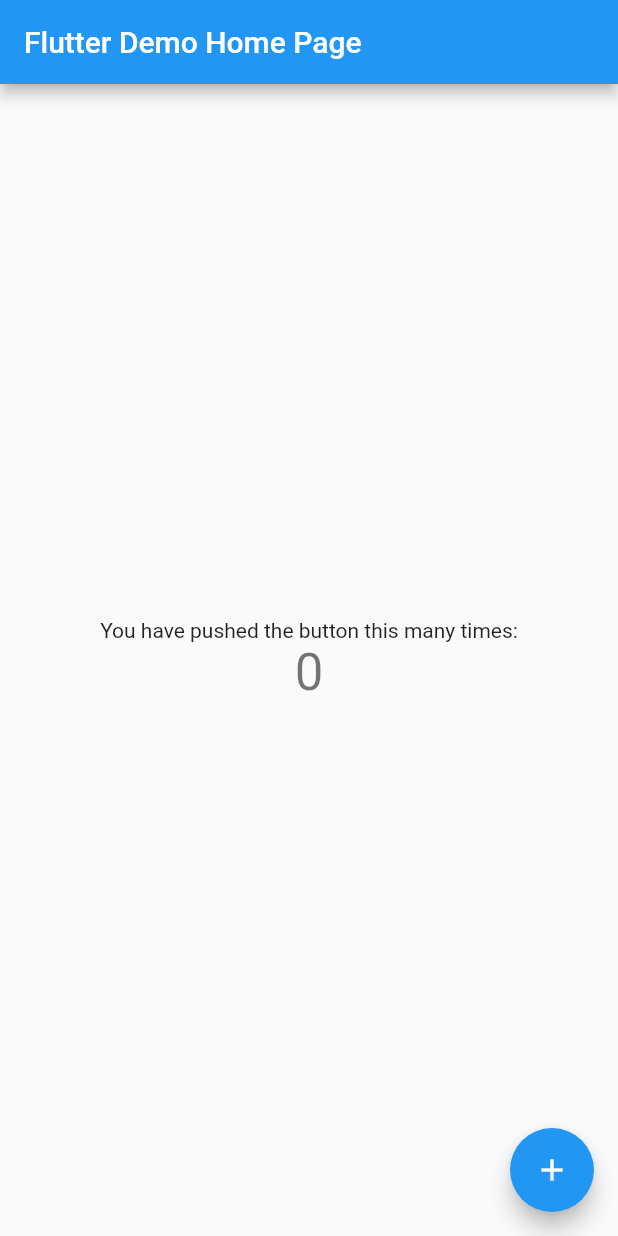
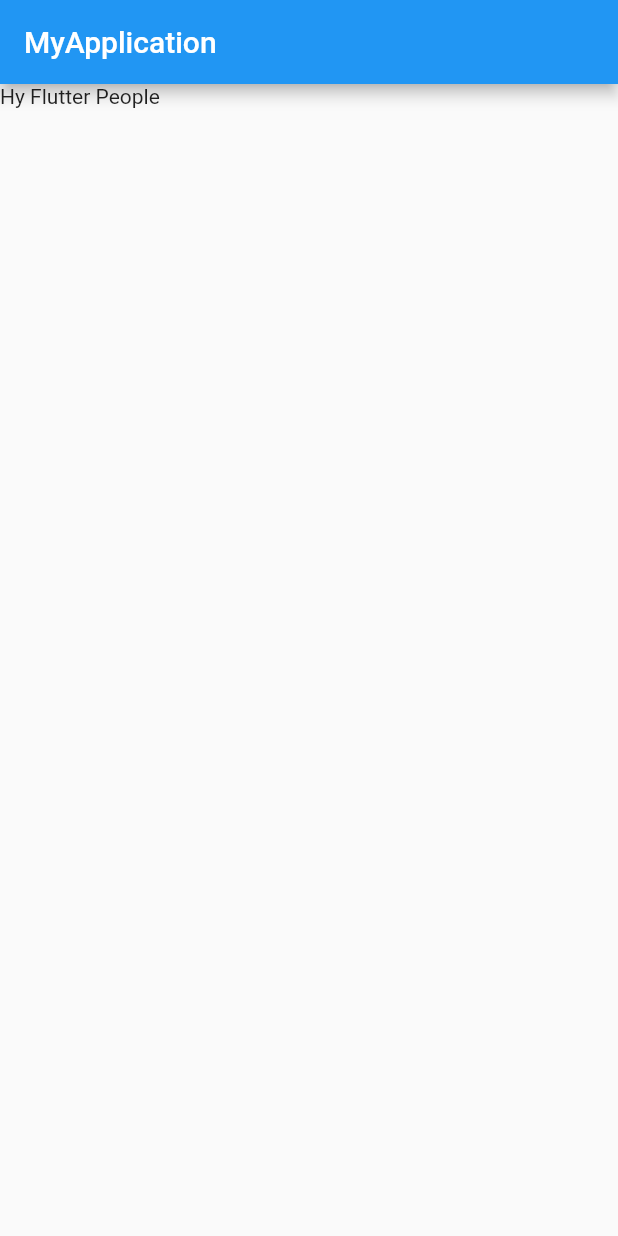
Before and after one commit to Sahil2234/Flutterproject2, a Flutter app: the screen it shows after launch, on a phone screen of 412 x 824 dp. Run offline on Flutter 3.47's test engine with Material 2 defaults, Android fonts, the phone set to English and light mode, and no system bars.

Commit message:
just started

```diff
--- a/lib/main.dart
+++ b/lib/main.dart
@@ -1,115 +1,22 @@
 import 'package:flutter/material.dart';
+import 'package:flutter/widgets.dart';
 
 void main() {
-  runApp(const MyApp());
+  runApp(MaterialApp(
+    home: HomePage(),
+  ));
 }
 
-class MyApp extends StatelessWidget {
-  const MyApp({Key? key}) : super(key: key);
-
-  // This widget is the root of your application.
+class HomePage extends StatelessWidget {
   @override
   Widget build(BuildContext context) {
-    return MaterialApp(
-      title: 'Flutter Demo',
-      theme: ThemeData(
-        // This is the theme of your application.
-        //
-        // Try running your application with "flutter run". You'll see the
-        // application has a blue toolbar. Then, without quitting the app, try
-        // changing the primarySwatch below to Colors.green and then invoke
-        // "hot reload" (press "r" in the console where you ran "flutter run",
-        // or simply save your changes to "hot reload" in a Flutter IDE).
-        // Notice that the counter didn't reset back to zero; the application
-        // is not restarted.
-        primarySwatch: Colors.blue,
+    return Scaffold(
+      appBar: AppBar(
+        title: Text("MyApplication"),
       ),
-      home: const MyHomePage(title: 'Flutter Demo Home Page'),
+      body: Container(
+        child: Text("Hy Flutter People"),
+      ),
     );
   }
 }
-
-class MyHomePage extends StatefulWidget {
-  const MyHomePage({Key? key, required this.title}) : super(key: key);
-
-  // This widget is the home page of your application. It is stateful, meaning
-  // that it has a State object (defined below) that contains fields that affect
-  // how it looks.
-
-  // This class is the configuration for the state. It holds the values (in this
-  // case the title) provided by the parent (in this case the App widget) and
-  // used by the build method of the State. Fields in a Widget subclass are
-  // always marked "final".
-
-  final String title;
-
-  @override
-  State<MyHomePage> createState() => _MyHomePageState();
-}
-
-class _MyHomePageState extends State<MyHomePage> {
-  int _counter = 0;
-
-  void _incrementCounter() {
-    setState(() {
-      // This call to setState tells the Flutter framework that something has
-      // changed in this State, which causes it to rerun the build method below
-      // so that the display can reflect the updated values. If we changed
-      // _counter without calling setState(), then the build method would not be
-      // called again, and so nothing would appear to happen.
-      _counter++;
-    });
-  }
-
-  @override
-  Widget build(BuildContext context) {
-    // This method is rerun every time setState is called, for instance as done
-    // by the _incrementCounter method above.
-    //
-    // The Flutter framework has been optimized to make rerunning build methods
-    // fast, so that you can just rebuild anything that needs updating rather
-    // than having to individually change instances of widgets.
-    return Scaffold(
-      appBar: AppBar(
-        // Here we take the value from the MyHomePage object that was created by
-        // the App.build method, and use it to set our appbar title.
-        title: Text(widget.title),
-      ),
-      body: Center(
-        // Center is a layout widget. It takes a single child and positions it
-        // in the middle of the parent.
-        child: Column(
-          // Column is also a layout widget. It takes a list of children and
-          // arranges them vertically. By default, it sizes itself to fit its
-          // children horizontally, and tries to be as tall as its parent.
-          //
-          // Invoke "debug painting" (press "p" in the console, choose the
-          // "Toggle Debug Paint" action from the Flutter Inspector in Android
-          // Studio, or the "Toggle Debug Paint" command in Visual Studio Code)
-          // to see the wireframe for each widget.
-          //
-          // Column has various properties to control how it sizes itself and
-          // how it positions its children. Here we use mainAxisAlignment to
-          // center the children vertically; the main axis here is the vertical
-          // axis because Columns are vertical (the cross axis would be
-          // horizontal).
-          mainAxisAlignment: MainAxisAlignment.center,
-          children: <Widget>[
-            const Text(
-              'You have pushed the button this many times:',
-            ),
-            Text(
-              '$_counter',
-              style: Theme.of(context).textTheme.headline4,
-            ),
-          ],
-        ),
-      ),
-      floatingActionButton: FloatingActionButton(
-        onPressed: _incrementCounter,
-        tooltip: 'Increment',
-        child: const Icon(Icons.add),
-      ), // This trailing comma makes auto-formatting nicer for build methods.
-    );
-  }
-}
```
Also changed, not shown: 1 other file.
